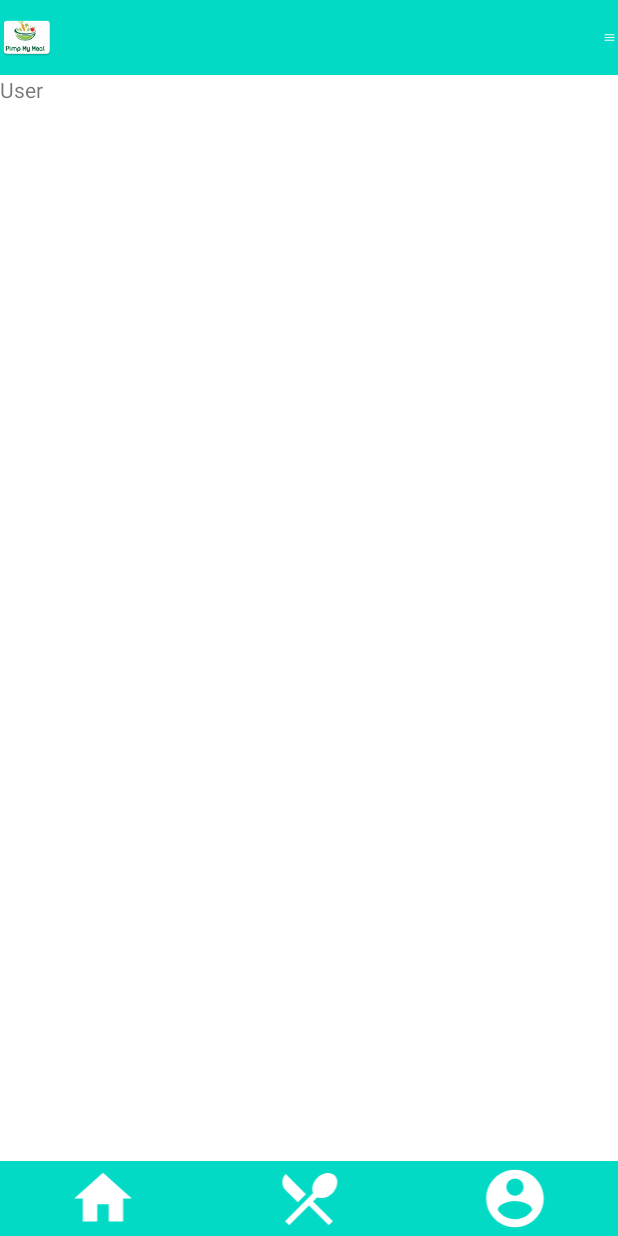
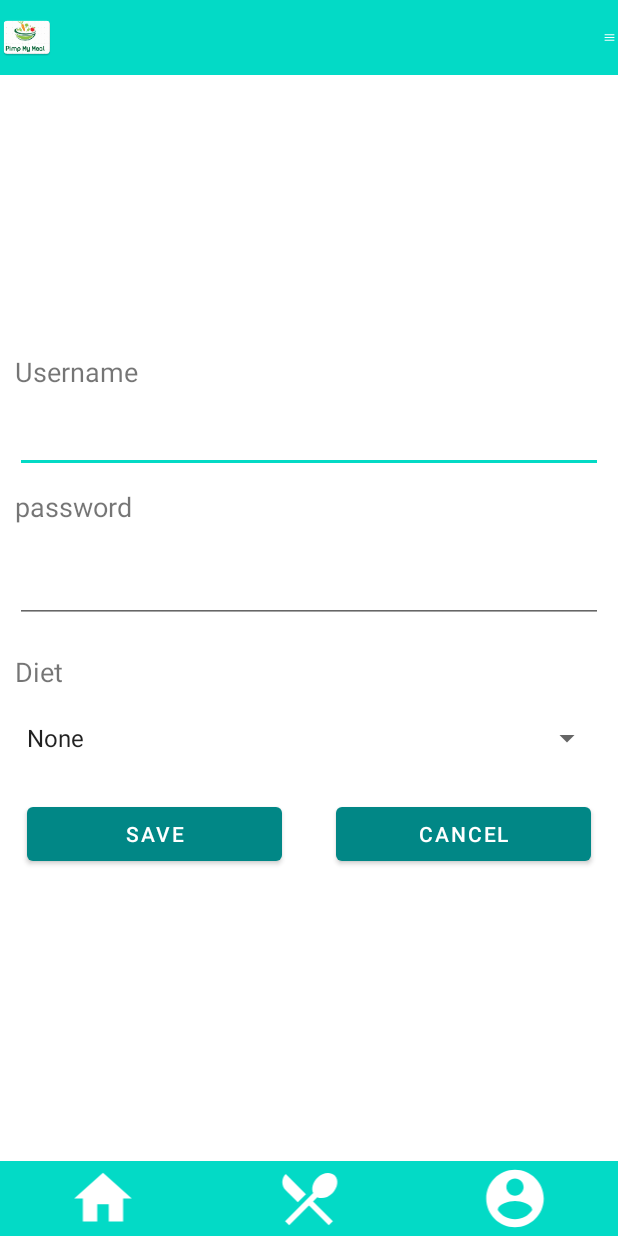
Before and after one commit to DaubieMatthieu/PimpMyMeal, an Android app: the ProfileActivity screen opened directly, with no data from a screen before it, on a phone screen of 412 x 824 dp. Run offline under Robolectric (Android 15) with nearby library versions, the phone set to English and light mode, and no system bars.

Commit message:
Add Profile Activity

```diff
--- a/app/src/main/java/com/example/pimpmymeal/services/UserPreferencesService.java
+++ b/app/src/main/java/com/example/pimpmymeal/services/UserPreferencesService.java
@@ -12,7 +12,7 @@ import java.util.stream.Collectors;
 
 public class UserPreferencesService {
     public static String username, password; //TODO later on the password should be encrypted
-    public static Set<String> diets;
+    public static int dietIndex;
     public static Set<Recipe> favoriteRecipes, recipesToTry;
 
     public static void init(Context context) {
@@ -33,14 +33,9 @@ public class UserPreferencesService {
         saveString(context, password, R.string.password_pref);
     }
 
-    public static void addDiet(Context context, String diet) {
-        diets.add(diet);
-        saveStringSet(context, diets, R.string.diets_pref);
-    }
-
-    public static void removeDiet(Context context, String diet) {
-        diets.remove(diet);
-        saveStringSet(context, diets, R.string.diets_pref);
+    public static void updateDietIndex(Context context, int dietIndex) {
+        UserPreferencesService.dietIndex = dietIndex;
+        saveInt(context, UserPreferencesService.dietIndex, R.string.diets_pref);
     }
 
     public static void addFavoriteRecipe(Context context, Recipe recipe) {
@@ -67,7 +62,7 @@ public class UserPreferencesService {
         SharedPreferences sharedPref = context.getSharedPreferences(context.getPackageName(), Context.MODE_PRIVATE);
         username = sharedPref.getString(context.getString(R.string.username_pref), null);
         password = sharedPref.getString(context.getString(R.string.password_pref), null);
-        diets = sharedPref.getStringSet(context.getString(R.string.diets_pref), new HashSet<>());
+        dietIndex = sharedPref.getInt(context.getString(R.string.diets_pref), 0);
         Set<String> recipesNameSet = sharedPref.getStringSet(context.getString(R.string.fav_recipes_pref), new HashSet<>());
         favoriteRecipes = recipeSetLoader(context, recipesNameSet);
         Set<String> recipeToTrySet = sharedPref.getStringSet(context.getString(R.string.recipes_to_try_pref), new HashSet<>());
@@ -84,6 +79,13 @@ public class UserPreferencesService {
 
     private static Set<String> recipeListCompressor(Set<Recipe> recipeSet) {
         return recipeSet.stream().map(x -> x.name).collect(Collectors.toSet());
+    }
+
+    private static void saveInt(Context context, int integer, int prefKeyId) {
+        SharedPreferences sharedPref = context.getSharedPreferences(context.getPackageName(), Context.MODE_PRIVATE);
+        SharedPreferences.Editor editor = sharedPref.edit();
+        editor.putInt(context.getString(prefKeyId), integer);
+        editor.apply();
     }
 
     private static void saveString(Context context, String str, int prefKeyId) {
--- a/app/src/main/java/com/example/pimpmymeal/ui/ProfileActivity.java
+++ b/app/src/main/java/com/example/pimpmymeal/ui/ProfileActivity.java
@@ -1,12 +1,20 @@
 package com.example.pimpmymeal.ui;
+
+import android.os.Bundle;
+import android.widget.Button;
+import android.widget.EditText;
+import android.widget.Spinner;
+import android.widget.Toast;
 
 import androidx.appcompat.app.AppCompatActivity;
 
-import android.os.Bundle;
-
 import com.example.pimpmymeal.R;
+import com.example.pimpmymeal.services.UserPreferencesService;
 
 public class ProfileActivity extends AppCompatActivity {
+    EditText updateUsernameEt;
+    EditText updatePasswordEt;
+    Spinner dietsSpinner;
 
     @Override
     protected void onCreate(Bundle savedInstanceState) {
@@ -15,8 +23,37 @@ public class ProfileActivity extends AppCompatActivity {
 
         Header header = findViewById(R.id.header);
         header.initHeader();
-
         Footer footer = findViewById(R.id.footer);
         footer.initFooter();
+
+        updateUsernameEt = findViewById(R.id.update_username_edit_text);
+        updatePasswordEt = findViewById(R.id.update_password_edit_text);
+        dietsSpinner = findViewById(R.id.diets_spinner);
+        Button saveBtn = findViewById(R.id.save_btn);
+        Button cancelBtn = findViewById(R.id.cancel_btn);
+
+        resetValues();
+        saveBtn.setOnClickListener(view -> updateValues());
+        cancelBtn.setOnClickListener(view -> resetValues());
+    }
+
+    private void resetValues() {
+        updateUsernameEt.setText(UserPreferencesService.username);
+        updatePasswordEt.setText(UserPreferencesService.password);
+        dietsSpinner.setSelection(UserPreferencesService.dietIndex);
+    }
+
+    private void updateValues() {
+        String updatedUsername = updateUsernameEt.getText().toString();
+        String updatedPassword = updatePasswordEt.getText().toString();
+        int updatedDietIndex = dietsSpinner.getSelectedItemPosition();
+
+        if (!updatedUsername.equals(UserPreferencesService.username))
+            UserPreferencesService.updateUsername(this, updatedUsername);
+        if (!updatedPassword.equals(UserPreferencesService.password))
+            UserPreferencesService.updatePassword(this, updatedPassword);
+        if (updatedDietIndex != UserPreferencesService.dietIndex)
+            UserPreferencesService.updateDietIndex(this, updatedDietIndex);
+        Toast.makeText(this, "Preferences saved", Toast.LENGTH_SHORT).show();
     }
 }
--- a/app/src/main/res/layout/activity_profile.xml
+++ b/app/src/main/res/layout/activity_profile.xml
@@ -9,18 +9,91 @@
     <com.example.pimpmymeal.ui.Header
         android:id="@+id/header"
         android:layout_width="wrap_content"
-        android:layout_height="wrap_content" />
+        android:layout_height="50dp" />
 
-    <TextView
-        android:id="@+id/textView"
+    <LinearLayout
         android:layout_width="match_parent"
         android:layout_height="0dp"
         android:layout_weight="1"
-        android:text="@string/user" />
+        android:gravity="center"
+        android:orientation="vertical">
+
+        <TextView
+            android:layout_width="match_parent"
+            android:layout_height="wrap_content"
+            android:layout_margin="@dimen/padding_small_title"
+            android:labelFor="@id/update_username_edit_text"
+            android:text="@string/username"
+            android:textSize="@dimen/size_small_title" />
+
+        <EditText
+            android:id="@+id/update_username_edit_text"
+            android:layout_width="match_parent"
+            android:layout_height="wrap_content"
+            android:layout_marginHorizontal="@dimen/padding_small_title"
+            android:importantForAutofill="no"
+            android:inputType="text" />
+
+        <TextView
+            android:layout_width="match_parent"
+            android:layout_height="wrap_content"
+            android:layout_margin="@dimen/padding_small_title"
+            android:labelFor="@id/update_password_edit_text"
+            android:text="@string/password"
+            android:textSize="@dimen/size_small_title" />
+
+        <EditText
+            android:id="@+id/update_password_edit_text"
+            android:layout_width="match_parent"
+            android:layout_height="wrap_content"
+            android:layout_margin="@dimen/padding_small_title"
+            android:importantForAutofill="no"
+            android:inputType="textPassword" />
+
+        <TextView
+            android:layout_width="match_parent"
+            android:layout_height="wrap_content"
+            android:layout_margin="@dimen/padding_small_title"
+            android:labelFor="@id/diets_spinner"
+            android:text="@string/diet"
+            android:textSize="@dimen/size_small_title" />
+
+        <Spinner
+            android:id="@+id/diets_spinner"
+            android:layout_width="match_parent"
+            android:layout_height="wrap_content"
+            android:layout_margin="@dimen/padding_small_title"
+            android:drawSelectorOnTop="true"
+            android:entries="@array/diets_array" />
+
+        <LinearLayout
+            android:layout_width="match_parent"
+            android:layout_height="wrap_content"
+            android:orientation="horizontal"
+            android:weightSum="2">
+
+            <Button
+                android:id="@+id/save_btn"
+                android:layout_width="0dp"
+                android:layout_height="wrap_content"
+                android:layout_margin="@dimen/size_small_title"
+                android:layout_weight="1"
+                android:text="@string/save" />
+
+            <Button
+                android:id="@+id/cancel_btn"
+                android:layout_width="0dp"
+                android:layout_height="wrap_content"
+                android:layout_margin="@dimen/size_small_title"
+                android:layout_weight="1"
+                android:text="@string/cancel" />
+        </LinearLayout>
+
+    </LinearLayout>
 
     <com.example.pimpmymeal.ui.Footer
         android:id="@+id/footer"
         android:layout_width="match_parent"
-        android:layout_height="wrap_content" />
+        android:layout_height="50dp" />
 
 </LinearLayout>
--- a/app/src/main/res/values/strings.xml
+++ b/app/src/main/res/values/strings.xml
@@ -24,8 +24,6 @@
     <string name="register">Register</string>
     <string name="already_have_an_account_btn">Already have an account</string>
     <string name="don_t_have_an_account_btn">Don\'t have an account?</string>
-    <string name="generator">Generator</string>
-    <string name="user">User</string>
     <string name="home_activity_navigation">Home activity navigation</string>
     <string name="generator_activity_navigation">Generator activity navigation</string>
     <string name="search_activity_navigation">Search activity navigation</string>
@@ -36,4 +34,20 @@
     <string name="search_activity_title">Search for recipes !</string>
     <string name="search_hint">Ex: pasta, zucchini, mushrooms…</string>
     <string name="launch_search">Launch search !</string>
+    <!-- Profile Activity -->
+    <string name="username">Username</string>
+    <string name="password">password</string>
+    <string name="save">Save</string>
+    <string name="cancel">Cancel</string>
+    <string name="diet">Diet</string>
+    <string-array name="diets_array">
+        <item>None</item>
+        <item>Balanced</item>
+        <item>High-Fiber</item>
+        <item>High-Protein</item>
+        <item>Low-Carb</item>
+        <item>Low-Fat</item>
+        <item>Low-Sodium</item>
+        <item>Low-Carb</item>
+    </string-array>
 </resources>
```
